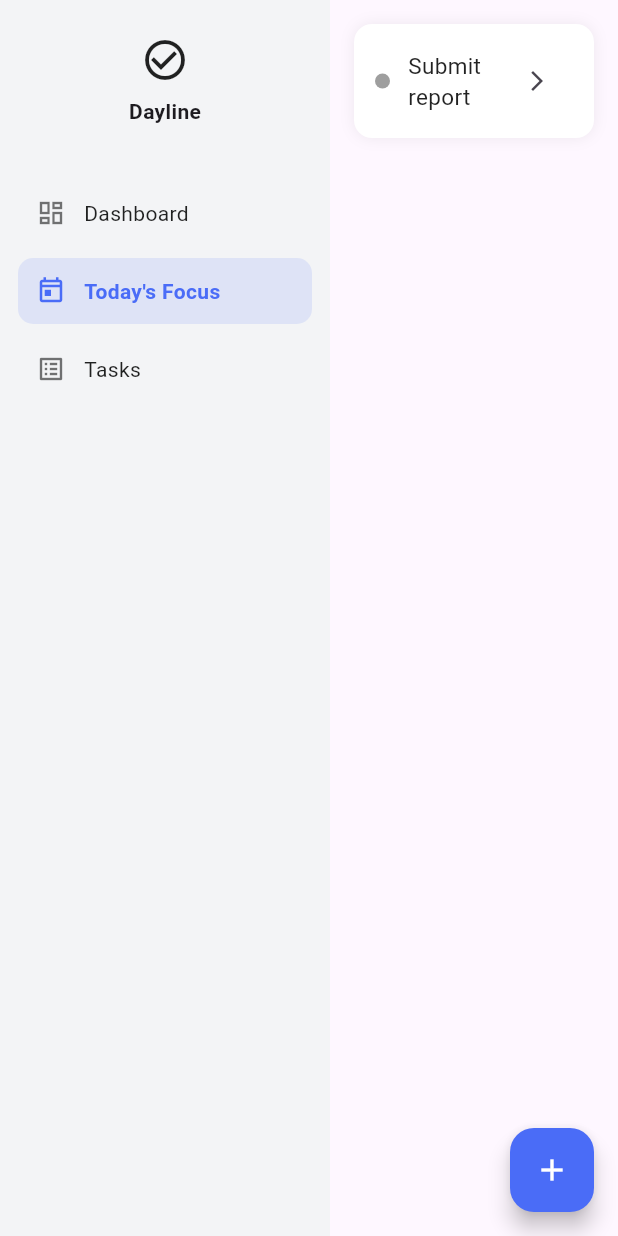
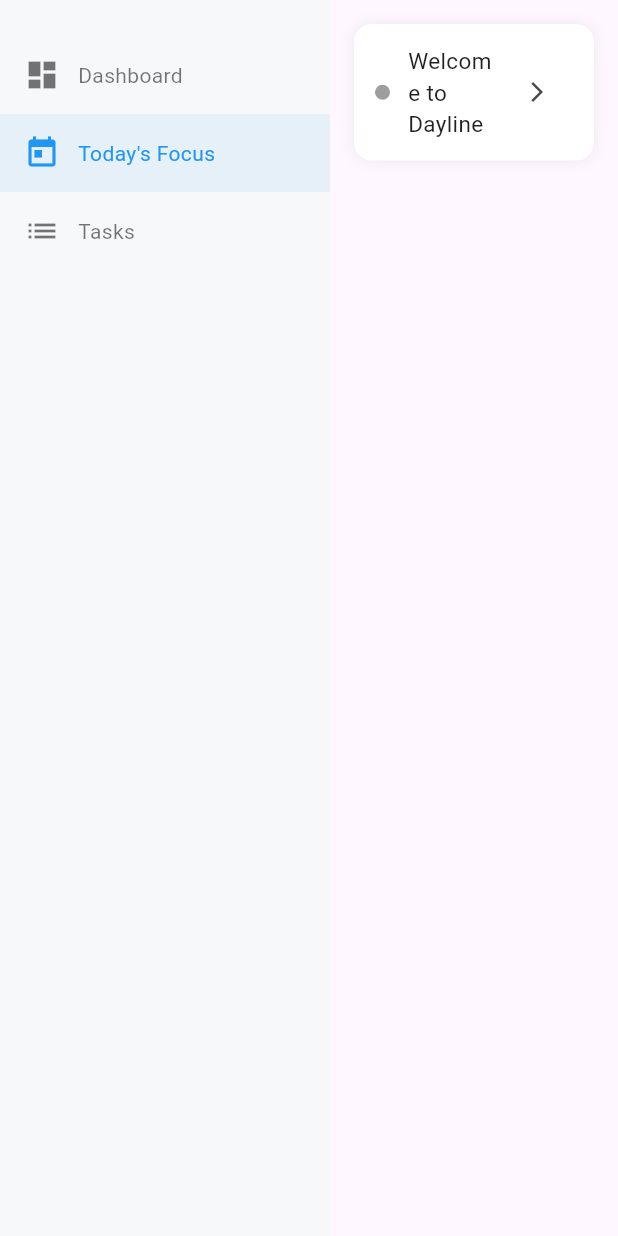
Before and after one commit to Gilmorecollins/Dayline, a Flutter app: the screen it shows after launch, after a tap on "Tasks", after a tap on "Today's Focus", on a phone screen of 412 x 824 dp. Run offline on Flutter 3.47's test engine with Material 3 defaults, Android fonts, the phone set to English and light mode, and no system bars.

Commit message:
Phase 2 complete: TaskStore lifecycle, counters, seeds

```diff
--- a/lib/app_shell.dart
+++ b/lib/app_shell.dart
@@ -1,20 +1,22 @@
 import 'package:flutter/material.dart';
 
+import 'core/store/task_store.dart';
 import 'features/home/home_screen.dart';
 import 'features/today/today_screen.dart';
-import 'features/task/add_task_dialog.dart';
-
-import 'core/store/task_store.dart';
-import 'core/store/demo_task_seed.dart';
 
 enum AppSection {
   dashboard,
-  todaysFocus,
+  today,
   tasks,
 }
 
 class AppShell extends StatefulWidget {
-  const AppShell({super.key});
+  final TaskStore store;
+
+  const AppShell({
+    super.key,
+    required this.store,
+  });
 
   @override
   State<AppShell> createState() => _AppShellState();
@@ -23,94 +25,29 @@ class AppShell extends StatefulWidget {
 class _AppShellState extends State<AppShell> {
   AppSection _current = AppSection.dashboard;
 
-  late final TaskStore _store;
-
-  static const Color accentColor = Color(0xFF4A6CF7);
-  static const Color sideNavBg = Color(0xFFF3F4F6);
-
-  @override
-  void initState() {
-    super.initState();
-    _store = seedTaskStore();
-  }
-
   @override
   Widget build(BuildContext context) {
     Widget content;
+
     switch (_current) {
       case AppSection.dashboard:
-        content = HomeScreen(store: _store);
+        content = HomeScreen(store: widget.store);
         break;
-      case AppSection.todaysFocus:
-        content = TodayScreen(store: _store);
+      case AppSection.today:
+        content = TodayScreen(store: widget.store);
         break;
       case AppSection.tasks:
-        content = const Center(
-          child: Text('Tasks (coming soon)'),
-        );
+        content = const Center(child: Text('Tasks (coming soon)'));
         break;
     }
 
     return Scaffold(
-      floatingActionButton: FloatingActionButton(
-        backgroundColor: accentColor,
-        onPressed: () {
-          showDialog(
-            context: context,
-            builder: (_) => AddTaskDialog(store: _store),
-          );
-        },
-        child: const Icon(Icons.add, color: Colors.white),
-      ),
       body: Row(
         children: [
-          // ===== SIDE NAV =====
-          Container(
-            width: 220,
-            color: sideNavBg,
-            child: Column(
-              children: [
-                const SizedBox(height: 24),
-
-                // Logo
-                const Icon(Icons.check_circle_outline, size: 32),
-                const SizedBox(height: 8),
-                const Text(
-                  'Dayline',
-                  style: TextStyle(
-                    fontWeight: FontWeight.w600,
-                    fontSize: 14,
-                  ),
-                ),
-
-                const SizedBox(height: 32),
-
-                _SideNavItem(
-                  icon: Icons.dashboard_outlined,
-                  label: 'Dashboard',
-                  selected: _current == AppSection.dashboard,
-                  onTap: () =>
-                      setState(() => _current = AppSection.dashboard),
-                ),
-                _SideNavItem(
-                  icon: Icons.today_outlined,
-                  label: "Today's Focus",
-                  selected: _current == AppSection.todaysFocus,
-                  onTap: () =>
-                      setState(() => _current = AppSection.todaysFocus),
-                ),
-                _SideNavItem(
-                  icon: Icons.list_alt_outlined,
-                  label: 'Tasks',
-                  selected: _current == AppSection.tasks,
-                  onTap: () =>
-                      setState(() => _current = AppSection.tasks),
-                ),
-              ],
-            ),
+          _SideNav(
+            current: _current,
+            onSelect: (s) => setState(() => _current = s),
           ),
-
-          // ===== MAIN CONTENT =====
           Expanded(child: content),
         ],
       ),
@@ -118,52 +55,75 @@ class _AppShellState extends State<AppShell> {
   }
 }
 
-class _SideNavItem extends StatelessWidget {
+class _SideNav extends StatelessWidget {
+  final AppSection current;
+  final ValueChanged<AppSection> onSelect;
+
+  const _SideNav({
+    required this.current,
+    required this.onSelect,
+  });
+
+  @override
+  Widget build(BuildContext context) {
+    return Container(
+      width: 220,
+      color: const Color(0xFFF7F8FA),
+      child: Column(
+        children: [
+          const SizedBox(height: 24),
+          _NavItem(
+            icon: Icons.dashboard,
+            label: 'Dashboard',
+            active: current == AppSection.dashboard,
+            onTap: () => onSelect(AppSection.dashboard),
+          ),
+          _NavItem(
+            icon: Icons.today,
+            label: "Today's Focus",
+            active: current == AppSection.today,
+            onTap: () => onSelect(AppSection.today),
+          ),
+          _NavItem(
+            icon: Icons.list,
+            label: 'Tasks',
+            active: current == AppSection.tasks,
+            onTap: () => onSelect(AppSection.tasks),
+          ),
+        ],
+      ),
+    );
+  }
+}
+
+class _NavItem extends StatelessWidget {
   final IconData icon;
   final String label;
-  final bool selected;
+  final bool active;
   final VoidCallback onTap;
 
-  const _SideNavItem({
+  const _NavItem({
     required this.icon,
     required this.label,
-    required this.selected,
+    required this.active,
     required this.onTap,
   });
 
   @override
   Widget build(BuildContext context) {
-    const Color accentColor = Color(0xFF4A6CF7);
+    final color = active ? Colors.blue : Colors.black54;
 
-    return Padding(
-      padding: const EdgeInsets.symmetric(horizontal: 12, vertical: 4),
-      child: Material(
-        color: selected ? accentColor.withOpacity(0.12) : Colors.transparent,
-        borderRadius: BorderRadius.circular(10),
-        child: InkWell(
-          borderRadius: BorderRadius.circular(10),
-          onTap: onTap,
-          child: Padding(
-            padding: const EdgeInsets.symmetric(horizontal: 12, vertical: 12),
-            child: Row(
-              children: [
-                Icon(
-                  icon,
-                  size: 20,
-                  color: selected ? accentColor : Colors.black54,
-                ),
-                const SizedBox(width: 12),
-                Text(
-                  label,
-                  style: TextStyle(
-                    color: selected ? accentColor : Colors.black87,
-                    fontWeight:
-                        selected ? FontWeight.w600 : FontWeight.normal,
-                  ),
-                ),
-              ],
-            ),
-          ),
+    return InkWell(
+      onTap: onTap,
+      child: Container(
+        padding: const EdgeInsets.symmetric(horizontal: 16, vertical: 14),
+        color: active ? Colors.blue.withOpacity(0.08) : null,
+        child: Row(
+          children: [
+            Icon(icon, color: color),
+            const SizedBox(width: 12),
+            Text(label, style: TextStyle(color: color)),
+          ],
         ),
       ),
     );
--- a/lib/core/logic/today_focus_engine.dart
+++ b/lib/core/logic/today_focus_engine.dart
@@ -14,7 +14,6 @@ class TodayFocusEngine {
   static TodayFocus build(List<Task> tasks) {
     final now = DateTime.now();
 
-    // 🔴 Urgent = due within 6 hours AND not completed
     final urgent = tasks.where((task) {
       if (task.dueAt == null) return false;
       if (task.status == TaskStatus.completed) return false;
--- a/lib/core/models/task.dart
+++ b/lib/core/models/task.dart
@@ -1,16 +1,5 @@
-enum TaskStatus {
-  pending,
-  inProgress,
-  needsReview,
-  completed,
-}
-
-enum TaskPriority {
-  low,
-  medium,
-  high,
-  critical,
-}
+enum TaskPriority { critical, high, medium, low }
+enum TaskStatus { pending, inProgress, needsReview, completed }
 
 class Task {
   final String id;
@@ -20,31 +9,73 @@ class Task {
   final TaskPriority priority;
   final TaskStatus status;
 
-  const Task({
+  Task({
     required this.id,
     required this.title,
     required this.createdAt,
     this.dueAt,
-    required this.priority,
-    required this.status,
+    this.priority = TaskPriority.medium,
+    this.status = TaskStatus.pending,
   });
 
-  // ✅ REQUIRED for immutable updates
+  // ----------------------------
+  // Derived state (FIXES isCompleted error)
+  // ----------------------------
+  bool get isCompleted => status == TaskStatus.completed;
+
+  bool get isToday {
+    if (dueAt == null) return false;
+    final now = DateTime.now();
+    return dueAt!.year == now.year &&
+        dueAt!.month == now.month &&
+        dueAt!.day == now.day;
+  }
+
+  bool get isBacklog =>
+      dueAt != null && dueAt!.isBefore(DateTime.now());
+
+  // ----------------------------
+  // Copy
+  // ----------------------------
   Task copyWith({
-    String? id,
     String? title,
-    DateTime? createdAt,
     DateTime? dueAt,
     TaskPriority? priority,
     TaskStatus? status,
   }) {
     return Task(
-      id: id ?? this.id,
+      id: id,
       title: title ?? this.title,
-      createdAt: createdAt ?? this.createdAt,
+      createdAt: createdAt,
       dueAt: dueAt ?? this.dueAt,
       priority: priority ?? this.priority,
       status: status ?? this.status,
     );
   }
+
+  // ----------------------------
+  // Serialization
+  // ----------------------------
+  factory Task.fromJson(Map<String, dynamic> json) {
+    return Task(
+      id: json['id'],
+      title: json['title'],
+      createdAt: DateTime.parse(json['createdAt']),
+      dueAt:
+          json['dueAt'] != null ? DateTime.parse(json['dueAt']) : null,
+      priority: TaskPriority.values[json['priority']],
+      status: TaskStatus.values[json['status']],
+    );
+  }
+
+  Map<String, dynamic> toJson() {
+    return {
+      'id': id,
+      'title': title,
+      'createdAt': createdAt.toIso8601String(),
+      'dueAt': dueAt?.toIso8601String(),
+      'priority': priority.index,
+      'status': status.index,
+    };
+  }
 }
--- a/lib/core/store/demo_task_seed.dart
+++ b/lib/core/store/demo_task_seed.dart
@@ -1,41 +1,28 @@
 import '../models/task.dart';
 import 'task_store.dart';
 
-TaskStore seedTaskStore() {
-  final store = TaskStore();
+Future<void> seedTaskStoreIfEmpty(TaskStore store) async {
+  if (store.totalTasks > 0) return;
 
   store.addTask(
     Task(
-      id: '1',
-      title: 'Submit report',
+      id: 'seed-1',
+      title: 'Welcome to Dayline',
       createdAt: DateTime.now(),
       dueAt: DateTime.now().add(const Duration(hours: 2)),
-      priority: TaskPriority.critical,
+      priority: TaskPriority.medium,
       status: TaskStatus.pending,
     ),
   );
 
   store.addTask(
     Task(
-      id: '2',
-      title: 'Prepare meeting notes',
+      id: 'seed-2',
+      title: 'Add your first task',
       createdAt: DateTime.now(),
       dueAt: DateTime.now().add(const Duration(days: 1)),
-      priority: TaskPriority.high,
-      status: TaskStatus.inProgress,
-    ),
-  );
-
-  store.addTask(
-    Task(
-      id: '3',
-      title: 'Review documents',
-      createdAt: DateTime.now(),
-      dueAt: DateTime.now().subtract(const Duration(days: 1)),
-      priority: TaskPriority.medium,
+      priority: TaskPriority.low,
       status: TaskStatus.pending,
     ),
   );
-
-  return store;
 }
--- a/lib/core/store/task_store.dart
+++ b/lib/core/store/task_store.dart
@@ -1,15 +1,19 @@
-import 'package:flutter/foundation.dart';
+import 'dart:collection';
 import '../models/task.dart';
 
-class TaskStore extends ChangeNotifier {
+class TaskStore {
   final List<Task> _tasks = [];
 
-  // ─────────────────────────
-  // CRUD
-  // ─────────────────────────
+  // ===== Lifecycle =====
+  Future<void> load() async {
+    // Phase 2: no persistence yet
+    // Phase 3 will hydrate from disk
+    return;
+  }
+
+  // ===== Core CRUD =====
   void addTask(Task task) {
     _tasks.add(task);
-    notifyListeners();
   }
 
   void updateStatus(String id, TaskStatus status) {
@@ -17,54 +21,30 @@ class TaskStore extends ChangeNotifier {
     if (index == -1) return;
 
     _tasks[index] = _tasks[index].copyWith(status: status);
-    notifyListeners();
   }
 
-  // ─────────────────────────
-  // LIST GETTERS
-  // ─────────────────────────
-  List<Task> get allTasks => List.unmodifiable(_tasks);
+  // ===== Read-only views =====
+  UnmodifiableListView<Task> get allTasks =>
+      UnmodifiableListView(_tasks);
 
-  List<Task> get todayTaskList {
-    final now = DateTime.now();
-    return _tasks.where((task) {
-      if (task.dueAt == null) return false;
-      return task.dueAt!.year == now.year &&
-          task.dueAt!.month == now.month &&
-          task.dueAt!.day == now.day &&
-          task.status != TaskStatus.completed;
-    }).toList();
-  }
-
-  List<Task> get upcomingTaskList {
-    final now = DateTime.now();
-    return _tasks.where((task) {
-      if (task.dueAt == null) return false;
-      return task.dueAt!.isAfter(now) &&
-          task.status != TaskStatus.completed;
-    }).toList();
-  }
-
-  List<Task> get backlogTaskList {
-    return _tasks
-        .where((task) => task.status == TaskStatus.pending)
-        .toList();
-  }
-
-  // ─────────────────────────
-  // COUNT GETTERS (Dashboard)
-  // ─────────────────────────
+  // ===== Counters (USED BY UI) =====
   int get totalTasks => _tasks.length;
 
-  int get todayTasks => todayTaskList.length;
+  int get todayCount =>
+      _tasks.where((t) => t.isToday).length;
 
-  int get upcomingTasks => upcomingTaskList.length;
-
-  int get inProgressTasks =>
+  int get inProgressCount =>
       _tasks.where((t) => t.status == TaskStatus.inProgress).length;
 
-  int get needsReviewTasks =>
+  int get needsReviewCount =>
       _tasks.where((t) => t.status == TaskStatus.needsReview).length;
 
-  int get backlogTasks => backlogTaskList.length;
+  int get backlogCount =>
+      _tasks.where((t) => t.isBacklog).length;
+
+  // ===== Lists =====
+  List<Task> get todayTasks =>
+      _tasks.where((t) => t.isToday).toList();
+
+  bool get isEmpty => _tasks.isEmpty;
 }
--- a/lib/features/home/home_screen.dart
+++ b/lib/features/home/home_screen.dart
@@ -4,147 +4,71 @@ import '../../core/store/task_store.dart';
 class HomeScreen extends StatelessWidget {
   final TaskStore store;
 
-  const HomeScreen({
-    super.key,
-    required this.store,
-  });
+  const HomeScreen({super.key, required this.store});
 
   @override
   Widget build(BuildContext context) {
-    return Scaffold(
-      backgroundColor: const Color(0xFFF7F8FA),
-      appBar: AppBar(
-        elevation: 0,
-        backgroundColor: const Color(0xFFF7F8FA),
-        foregroundColor: Colors.black87,
-        title: const Text(
-          'Dashboard',
-          style: TextStyle(fontWeight: FontWeight.w600),
-        ),
-        actions: [
-          Padding(
-            padding: const EdgeInsets.symmetric(vertical: 8),
-            child: SizedBox(
-              width: 280,
-              child: TextField(
-                decoration: InputDecoration(
-                  hintText: 'Search anything',
-                  prefixIcon: const Icon(Icons.search, size: 20),
-                  filled: true,
-                  fillColor: Colors.white,
-                  contentPadding:
-                      const EdgeInsets.symmetric(vertical: 10),
-                  border: OutlineInputBorder(
-                    borderRadius: BorderRadius.circular(12),
-                    borderSide: BorderSide.none,
-                  ),
-                ),
-              ),
-            ),
-          ),
-          IconButton(
-            onPressed: () {},
-            icon: const Icon(Icons.settings_outlined),
-          ),
-          IconButton(
-            onPressed: () {},
-            icon: const Icon(Icons.help_outline),
-          ),
-          const SizedBox(width: 12),
-        ],
-      ),
-      body: Padding(
-        padding: const EdgeInsets.all(20),
-        child: Wrap(
-          spacing: 16,
-          runSpacing: 16,
-          children: [
-            _SummaryCard(
-              label: 'Total Tasks',
-              value: store.totalTasks.toString(),
-              icon: Icons.list_alt,
-            ),
-            _SummaryCard(
-              label: 'Today',
-              value: store.todayTasks.toString(),
-              icon: Icons.today,
-            ),
-            _SummaryCard(
-              label: 'Upcoming',
-              value: store.upcomingTasks.toString(),
-              icon: Icons.schedule,
-            ),
-            _SummaryCard(
-              label: 'In Progress',
-              value: store.inProgressTasks.toString(),
-              icon: Icons.timelapse,
-            ),
-            _SummaryCard(
-              label: 'Needs Review',
-              value: store.needsReviewTasks.toString(),
-              icon: Icons.rate_review,
-            ),
-            _SummaryCard(
-              label: 'Backlogs',
-              value: store.backlogTasks.toString(),
-              icon: Icons.warning_amber_rounded,
-            ),
-          ],
-        ),
-      ),
-    );
-  }
-}
-
-class _SummaryCard extends StatelessWidget {
-  final String label;
-  final String value;
-  final IconData icon;
-
-  const _SummaryCard({
-    required this.label,
-    required this.value,
-    required this.icon,
-  });
-
-  @override
-  Widget build(BuildContext context) {
-    return Container(
-      width: 180,
-      padding: const EdgeInsets.all(16),
-      decoration: BoxDecoration(
-        color: Colors.white,
-        borderRadius: BorderRadius.circular(14),
-        boxShadow: [
-          BoxShadow(
-            color: Colors.black.withOpacity(0.04),
-            blurRadius: 12,
-            offset: const Offset(0, 6),
-          ),
-        ],
-      ),
+    return Padding(
+      padding: const EdgeInsets.all(24),
       child: Column(
         crossAxisAlignment: CrossAxisAlignment.start,
         children: [
-          Icon(icon, size: 20, color: Colors.black54),
-          const SizedBox(height: 12),
-          Text(
-            value,
-            style: const TextStyle(
-              fontSize: 22,
-              fontWeight: FontWeight.w600,
-            ),
+          const Text(
+            'Dashboard',
+            style: TextStyle(fontSize: 22, fontWeight: FontWeight.w600),
           ),
-          const SizedBox(height: 4),
-          Text(
-            label,
-            style: const TextStyle(
-              fontSize: 13,
-              color: Colors.black54,
-            ),
+          const SizedBox(height: 20),
+          Wrap(
+            spacing: 16,
+            runSpacing: 16,
+            children: [
+              _StatCard('Total Tasks', store.totalTasks, Icons.list),
+              _StatCard('Today', store.todayCount, Icons.today),
+              _StatCard('In Progress', store.inProgressCount, Icons.timelapse),
+              _StatCard(
+                  'Needs Review', store.needsReviewCount, Icons.rate_review),
+              _StatCard('Backlogs', store.backlogCount, Icons.warning_amber),
+            ],
           ),
         ],
       ),
     );
   }
 }
+
+class _StatCard extends StatelessWidget {
+  final String label;
+  final int value;
+  final IconData icon;
+
+  const _StatCard(this.label, this.value, this.icon);
+
+  @override
+  Widget build(BuildContext context) {
+    return Container(
+      width: 160,
+      padding: const EdgeInsets.all(16),
+      decoration: BoxDecoration(
+        color: Colors.white,
+        borderRadius: BorderRadius.circular(14),
+        boxShadow: const [
+          BoxShadow(
+            blurRadius: 10,
+            color: Color(0x11000000),
+          )
+        ],
+      ),
+      child: Column(
+        crossAxisAlignment: CrossAxisAlignment.start,
+        children: [
+          Icon(icon, color: Colors.blue),
+          const SizedBox(height: 10),
+          Text('$value',
+              style:
+                  const TextStyle(fontSize: 20, fontWeight: FontWeight.bold)),
+          Text(label, style: const TextStyle(color: Colors.black54)),
+        ],
+      ),
+    );
+  }
+}
--- a/lib/features/today/today_screen.dart
+++ b/lib/features/today/today_screen.dart
@@ -1,5 +1,4 @@
 import 'package:flutter/material.dart';
-
 import '../../core/models/task.dart';
 import '../../core/store/task_store.dart';
 
@@ -13,8 +12,7 @@ class TodayScreen extends StatelessWidget {
 
   @override
   Widget build(BuildContext context) {
-    // ✅ use LIST getter, not count
-    final List<Task> tasks = store.todayTaskList;
+    final List<Task> tasks = store.todayTasks;
 
     if (tasks.isEmpty) {
       return const Center(
@@ -34,10 +32,7 @@ class TodayScreen extends StatelessWidget {
         return _TaskTile(
           task: task,
           onAdvance: () {
-            store.updateStatus(
-              task.id,
-              _nextStatus(task.status),
-            );
+            store.updateStatus(task.id, _nextStatus(task.status));
           },
         );
       },
@@ -69,7 +64,7 @@ class _TaskTile extends StatelessWidget {
 
   @override
   Widget build(BuildContext context) {
-    final isCompleted = task.status == TaskStatus.completed;
+    final isCompleted = task.isCompleted;
 
     return Container(
       margin: const EdgeInsets.only(bottom: 12),
--- a/lib/main.dart
+++ b/lib/main.dart
@@ -1,20 +1,30 @@
 import 'package:flutter/material.dart';
+
+import 'core/store/task_store.dart';
+import 'core/store/demo_task_seed.dart';
 import 'app_shell.dart';
 
-void main() {
-  runApp(const DaylineApp());
+Future<void> main() async {
+  WidgetsFlutterBinding.ensureInitialized();
+
+  final store = TaskStore();
+  await store.load();
+  await seedTaskStoreIfEmpty(store);
+
+  runApp(DaylineApp(store: store));
 }
 
 class DaylineApp extends StatelessWidget {
-  const DaylineApp({super.key});
+  final TaskStore store;
+
+  const DaylineApp({super.key, required this.store});
 
   @override
   Widget build(BuildContext context) {
     return MaterialApp(
       title: 'Dayline',
       debugShowCheckedModeBanner: false,
-      theme: ThemeData(useMaterial3: true),
-      home: const AppShell(),
+      home: AppShell(store: store),
     );
   }
 }
--- a/pubspec.yaml
+++ b/pubspec.yaml
@@ -31,9 +31,9 @@ dependencies:
   flutter:
     sdk: flutter
 
-  # The following adds the Cupertino Icons font to your application.
-  # Use with the CupertinoIcons class for iOS style icons.
   cupertino_icons: ^1.0.8
+  shared_preferences: ^2.2.2
+
 
 dev_dependencies:
   flutter_test:
```
Also changed, not shown: pubspec.lock, 2 other files.
